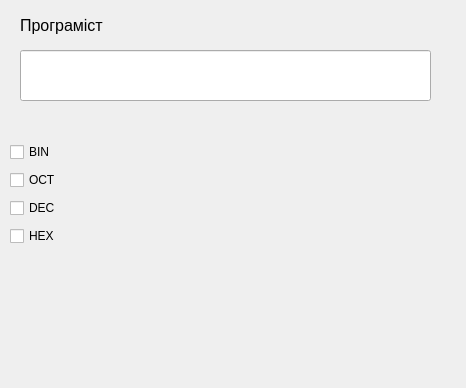
The window that calcprog.ui (Lyten1/calculator) describes before a commit, drawn with Qt 5.
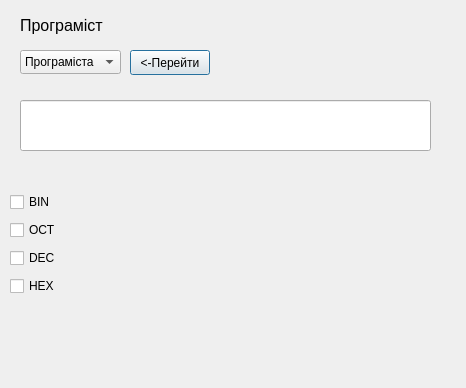
The same window after the commit.

```diff
--- a/calcprog.ui
+++ b/calcprog.ui
@@ -17,7 +17,7 @@
    <property name="geometry">
     <rect>
      <x>10</x>
-     <y>140</y>
+     <y>190</y>
      <width>56</width>
      <height>111</height>
     </rect>
@@ -75,7 +75,7 @@
    <property name="geometry">
     <rect>
      <x>80</x>
-     <y>140</y>
+     <y>190</y>
      <width>351</width>
      <height>111</height>
     </rect>
@@ -115,7 +115,7 @@
    <property name="geometry">
     <rect>
      <x>20</x>
-     <y>50</y>
+     <y>100</y>
      <width>411</width>
      <height>51</height>
     </rect>
@@ -126,6 +126,39 @@
     </font>
    </property>
   </widget>
+  <widget class="QComboBox" name="calculation_type">
+   <property name="geometry">
+    <rect>
+     <x>20</x>
+     <y>50</y>
+     <width>101</width>
+     <height>24</height>
+    </rect>
+   </property>
+   <item>
+    <property name="text">
+     <string>Програміста</string>
+    </property>
+   </item>
+   <item>
+    <property name="text">
+     <string>Базовий</string>
+    </property>
+   </item>
+  </widget>
+  <widget class="QPushButton" name="another_wnd">
+   <property name="geometry">
+    <rect>
+     <x>130</x>
+     <y>50</y>
+     <width>80</width>
+     <height>25</height>
+    </rect>
+   </property>
+   <property name="text">
+    <string>&lt;-Перейти</string>
+   </property>
+  </widget>
  </widget>
  <resources/>
  <connections/>
```
